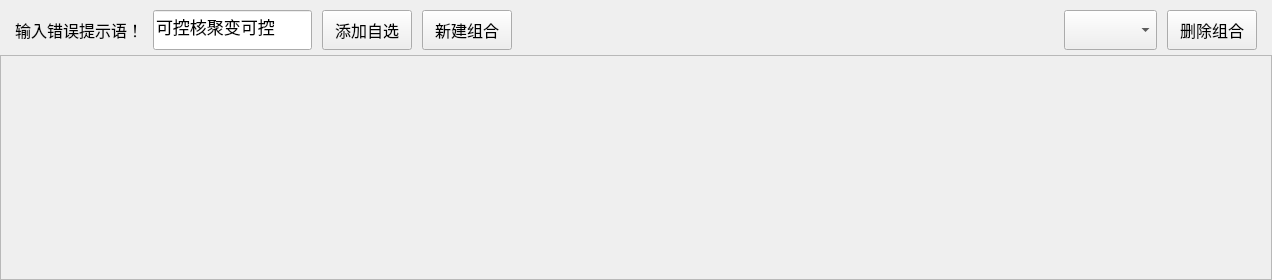
This is app/Ticker/features/homePage/homepage.ui in Cohen0415/YunQue-Ticker as Qt 5 draws it before an edit. The edited form follows.
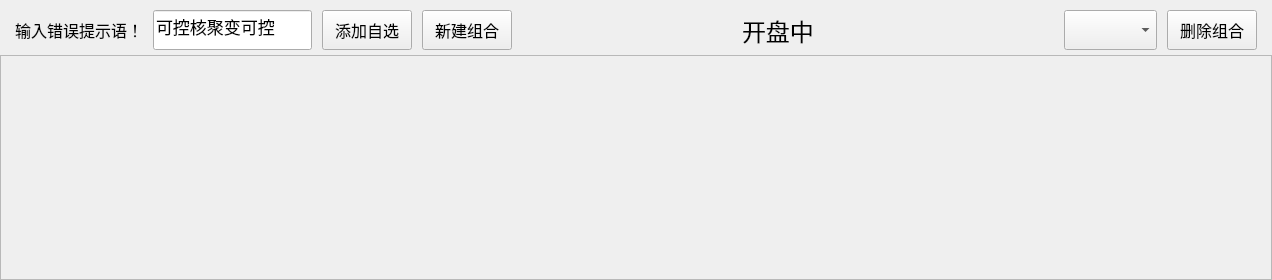
This is the edited form.

What changed in the file:
```diff
--- a/app/Ticker/features/homePage/homepage.ui
+++ b/app/Ticker/features/homePage/homepage.ui
@@ -206,9 +206,37 @@
            </property>
           </widget>
          </item>
+         <item>
+          <spacer name="horizontalSpacer">
+           <property name="orientation">
+            <enum>Qt::Horizontal</enum>
+           </property>
+           <property name="sizeType">
+            <enum>QSizePolicy::Fixed</enum>
+           </property>
+           <property name="sizeHint" stdset="0">
+            <size>
+             <width>230</width>
+             <height>20</height>
+            </size>
+           </property>
+          </spacer>
+         </item>
         </layout>
        </widget>
       </item>
+      <item>
+       <widget class="QLabel" name="titleLabel">
+        <property name="font">
+         <font>
+          <pointsize>18</pointsize>
+         </font>
+        </property>
+        <property name="text">
+         <string>开盘中</string>
+        </property>
+       </widget>
+      </item>
       <item>
        <spacer name="horizontalSpacer_2">
         <property name="orientation">
@@ -216,7 +244,7 @@
         </property>
         <property name="sizeHint" stdset="0">
          <size>
-          <width>535</width>
+          <width>40</width>
           <height>20</height>
          </size>
         </property>
```
